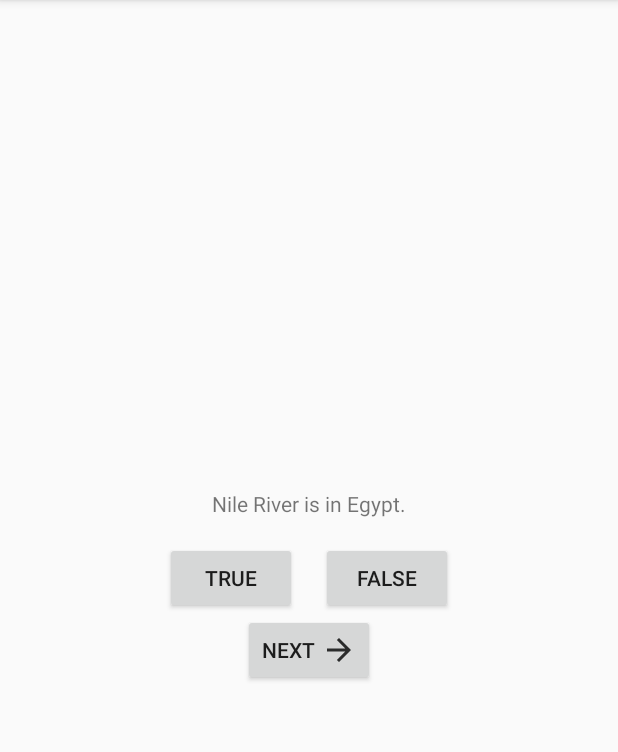
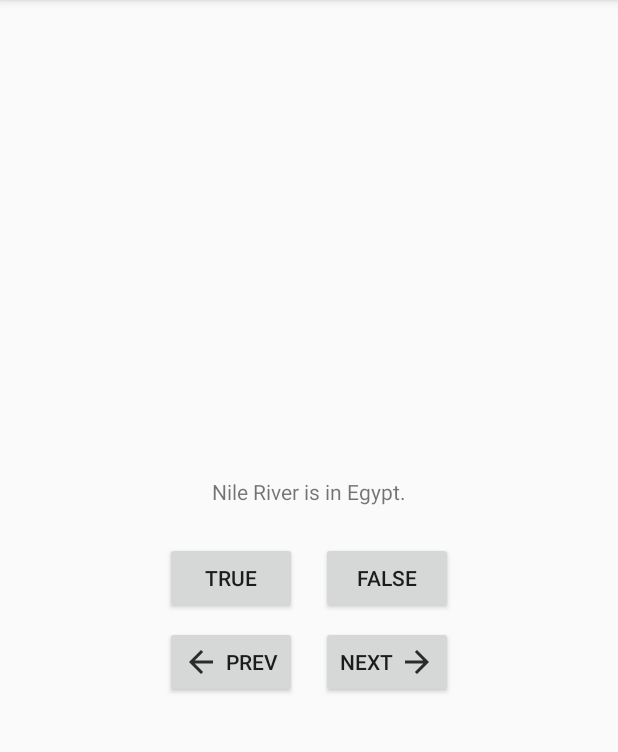
Before and after one commit to SebastianLiando/Android-Ranch, an Android app: the screen it shows after launch (QuizActivity), on a phone screen of 412 x 824 dp, the part 84-836 px from its top. Run offline under Robolectric (Android 15) with nearby library versions, the phone set to English and light mode, and no system bars.

Commit message:
add a previous button
add a previous button

```diff
--- a/GeoQuiz/app/src/main/java/com/zetzaus/geoquiz/QuizActivity.java
+++ b/GeoQuiz/app/src/main/java/com/zetzaus/geoquiz/QuizActivity.java
@@ -18,6 +18,7 @@ public class QuizActivity extends AppCompatActivity {
     private Button mTrueButton;
     private Button mFalseButton;
     private Button mNextButton;
+    private Button mPrevButton;
     private TextView mQuestionText;
 
     private Question[] mQuestionBank = {
@@ -82,6 +83,17 @@ public class QuizActivity extends AppCompatActivity {
                 updateQuestionText();
             }
         });
+
+        // Make the previous button listens to click. It will replace with the previous question.
+        // Is a solution for Chapter 2 challenge problem
+        mPrevButton = findViewById(R.id.button_prev);
+        mPrevButton.setOnClickListener(new View.OnClickListener() {
+            @Override
+            public void onClick(View v) {
+                mCurrentIndex = (mCurrentIndex - 1 == -1) ? (mQuestionBank.length - 1) : (mCurrentIndex - 1);
+                updateQuestionText();
+            }
+        });
     }
 
     /**
--- /dev/null
+++ b/GeoQuiz/app/src/main/res/drawable-anydpi/ic_prev.xml
@@ -0,0 +1,11 @@
+<vector xmlns:android="http://schemas.android.com/apk/res/android"
+    android:width="24dp"
+    android:height="24dp"
+    android:viewportWidth="24"
+    android:viewportHeight="24"
+    android:tint="#000000"
+    android:alpha="0.8">
+    <path
+        android:fillColor="#FF000000"
+        android:pathData="M20,11H7.83l5.59,-5.59L12,4l-8,8 8,8 1.41,-1.41L7.83,13H20v-2z"/>
+</vector>
--- a/GeoQuiz/app/src/main/res/layout/activity_quiz.xml
+++ b/GeoQuiz/app/src/main/res/layout/activity_quiz.xml
@@ -15,7 +15,8 @@
 
     <LinearLayout
         android:layout_width="wrap_content"
-        android:layout_height="wrap_content">
+        android:layout_height="wrap_content"
+        android:layout_marginTop="8dp">
 
         <Button
             android:id="@+id/true_button"
@@ -31,12 +32,28 @@
             android:text="@string/button_false" />
     </LinearLayout>
 
-    <Button
-        android:id="@+id/button_next"
+    <LinearLayout
         android:layout_width="wrap_content"
         android:layout_height="wrap_content"
-        android:text="@string/button_next"
-        android:drawableEnd="@drawable/ic_next"
-        android:drawablePadding="4dp"/>
+        android:layout_marginTop="8dp">
+
+        <Button
+            android:id="@+id/button_prev"
+            android:layout_width="wrap_content"
+            android:layout_height="wrap_content"
+            android:layout_marginEnd="16dp"
+            android:drawableStart="@drawable/ic_prev"
+            android:drawablePadding="4dp"
+            android:text="@string/button_previous" />
+
+        <Button
+            android:id="@+id/button_next"
+            android:layout_width="wrap_content"
+            android:layout_height="wrap_content"
+            android:drawableEnd="@drawable/ic_next"
+            android:drawablePadding="4dp"
+            android:text="@string/button_next" />
+
+    </LinearLayout>
 
 </LinearLayout>
--- a/GeoQuiz/app/src/main/res/values/strings.xml
+++ b/GeoQuiz/app/src/main/res/values/strings.xml
@@ -5,6 +5,7 @@
     <string name="button_false">False</string>
     <string name="button_true">True</string>
     <string name="button_next">Next</string>
+    <string name="button_previous">Prev</string>
 
     <!-- Toast messages -->
     <string name="toast_correct">Correct :D</string>
@@ -17,4 +18,5 @@
     <string name="question_four">Croatia is landlocked.</string>
     <string name="question_five">Auckland is New Zealand\'s largest city.</string>
 
+
 </resources>
```
Also changed, not shown: GeoQuiz/app/src/main/res/drawable-hdpi/ic_prev.png (added), GeoQuiz/app/src/main/res/drawable-mdpi/ic_prev.png (added), GeoQuiz/app/src/main/res/drawable-xhdpi/ic_prev.png (added), GeoQuiz/app/src/main/res/drawable-xxhdpi/ic_prev.png (added).
